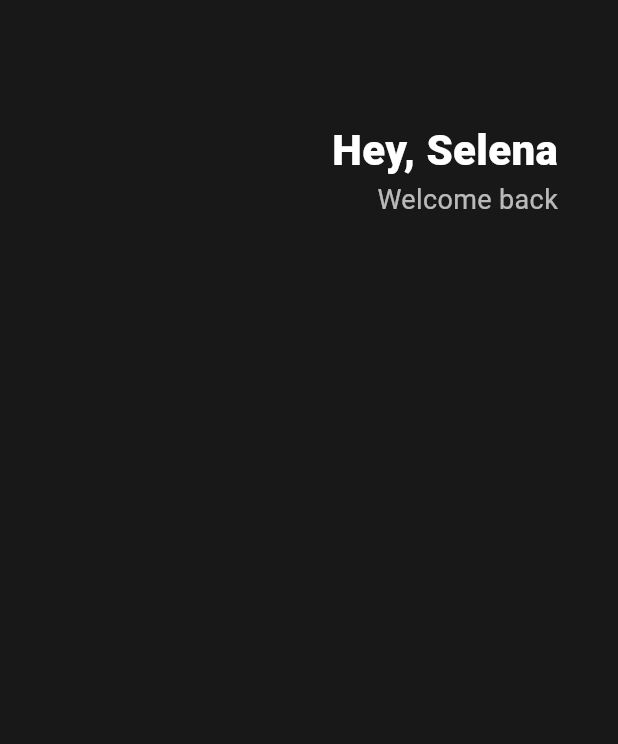
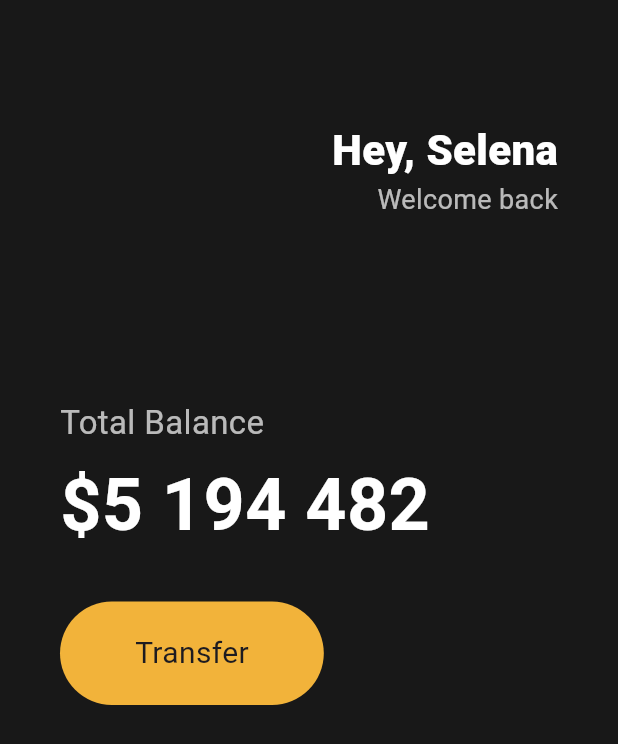
Before and after one commit to Youji-Sung/learn_flutter, a Flutter app: the screen it shows after launch, on a phone screen of 412 x 824 dp. Shown: the top 744 px of the screen. Run offline on Flutter 3.47's test engine with Material 3 defaults, Android fonts, the phone set to English and light mode, and no system bars.

Commit message:
Using container to create a button

```diff
--- a/toonflix/lib/main.dart
+++ b/toonflix/lib/main.dart
@@ -1,12 +1,6 @@
 import 'package:flutter/material.dart';
 
-// class Player {
-//   String? name;
-//   Player({required this.name});
-// }
-
 void main() {
-  // var youji = Player(name: 'youji');
   runApp(App());
 }
 
@@ -20,6 +14,7 @@ class App extends StatelessWidget {
       body: Padding(
           padding: EdgeInsets.symmetric(horizontal: 40),
           child: Column(
+            crossAxisAlignment: CrossAxisAlignment.start,
             children: [
               SizedBox(
                 height: 80,
@@ -48,7 +43,52 @@ class App extends StatelessWidget {
                     ],
                   )
                 ],
-              )
+              ),
+              SizedBox(
+                height: 120,
+              ),
+              Text(
+                'Total Balance',
+                style: TextStyle(
+                  color: Colors.white.withOpacity(0.7),
+                  fontSize: 22,
+                ),
+              ),
+              SizedBox(
+                height: 5,
+              ),
+              Text(
+                '\$5 194 482',
+                style: TextStyle(
+                    color: Colors.white,
+                    fontSize: 48,
+                    fontWeight: FontWeight.w600),
+              ),
+              SizedBox(
+                height: 30,
+              ),
+              Row(
+                children: [
+                  Container(
+                    decoration: BoxDecoration(
+                      color: Color(0xFFF2B33A),
+                      borderRadius: BorderRadius.circular(45),
+                    ),
+                    child: Padding(
+                      padding: EdgeInsets.symmetric(
+                        vertical: 20,
+                        horizontal: 50,
+                      ),
+                      child: Text(
+                        'Transfer',
+                        style: TextStyle(
+                          fontSize: 20,
+                        ),
+                      ),
+                    ),
+                  )
+                ],
+              ),
             ],
           )),
     ));
```
